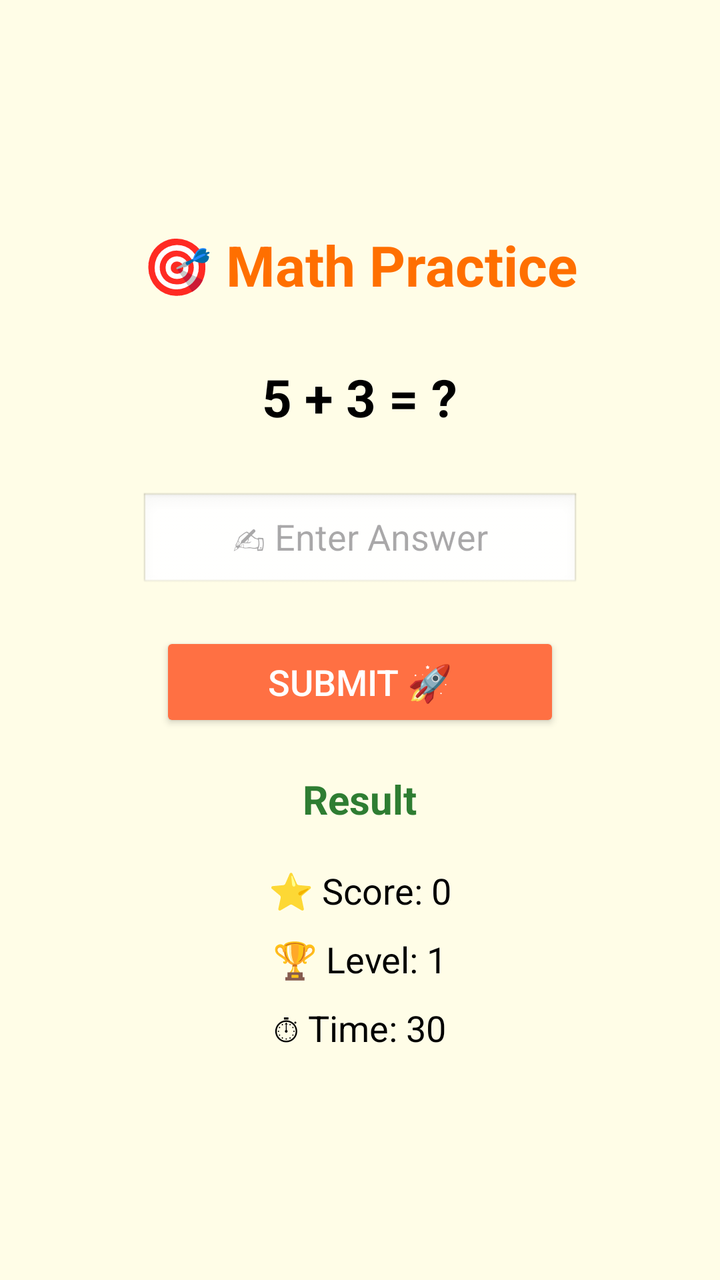
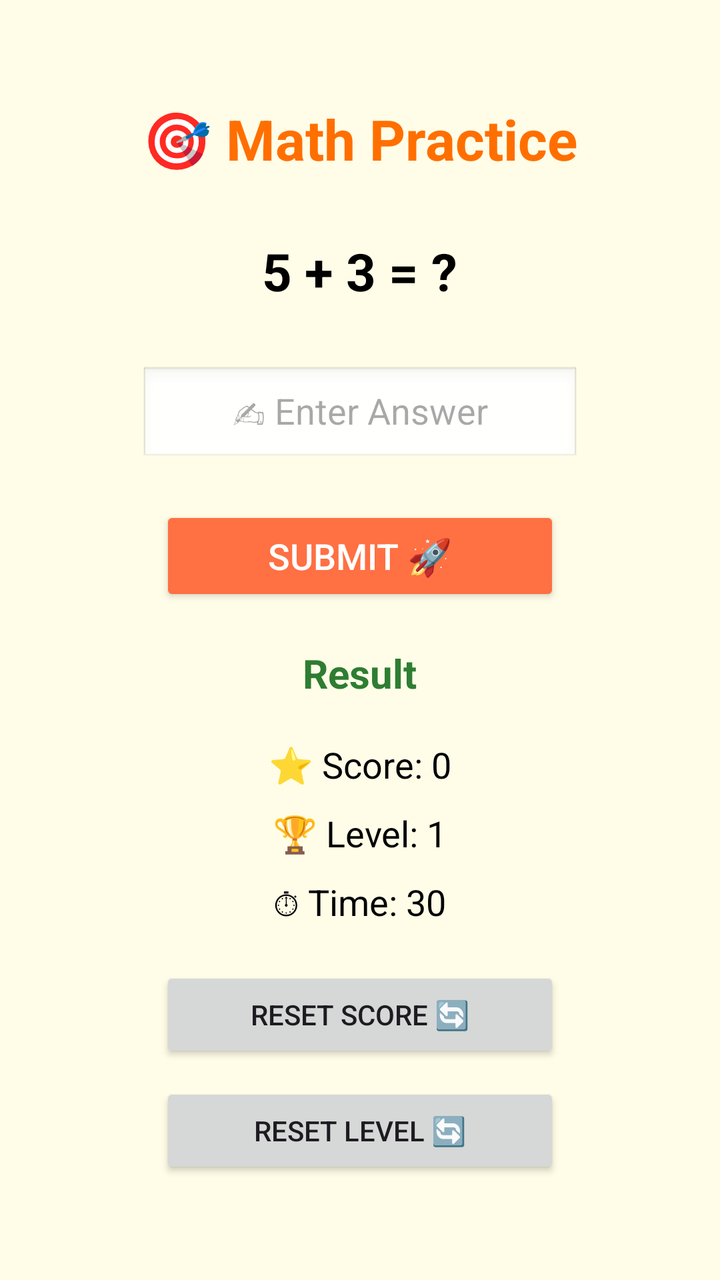

Screens rendered from an Android XML layout before and after an edit, with the pre-edit source and the edit as a unified diff.
<!-- AndroidManifest.xml: application theme Theme.MathMasterKids -->
<!-- res/layout/activity_main.xml -->
<?xml version="1.0" encoding="utf-8"?>
<LinearLayout
    xmlns:android="http://schemas.android.com/apk/res/android"
    android:layout_width="match_parent"
    android:layout_height="match_parent"
    android:orientation="vertical"
    android:gravity="center"
    android:background="#FFFDE7"
    android:padding="24dp">

    
    <TextView
        android:id="@+id/titleText"
        android:layout_width="wrap_content"
        android:layout_height="wrap_content"
        android:text="🎯 Math Practice"
        android:textSize="28sp"
        android:textStyle="bold"
        android:textColor="#FF6F00"
        android:layout_marginBottom="30dp"/>

    
    <TextView
        android:id="@+id/questionText"
        android:layout_width="wrap_content"
        android:layout_height="wrap_content"
        android:text="5 + 3 = ?"
        android:textSize="26sp"
        android:textStyle="bold"
        android:textColor="#000000"
        android:layout_marginBottom="30dp"/>

    
    <EditText
        android:id="@+id/answerInput"
        android:layout_width="220dp"
        android:layout_height="50dp"
        android:hint="✍ Enter Answer"
        android:textSize="18sp"
        android:inputType="numberSigned"
        android:gravity="center"
        android:background="@android:drawable/edit_text"
        android:layout_marginBottom="20dp"/>

    
    <Button
        android:id="@+id/submitBtn"
        android:layout_width="200dp"
        android:layout_height="50dp"
        android:text="Submit 🚀"
        android:textSize="18sp"
        android:textColor="#FFFFFF"
        android:backgroundTint="#FF7043"
        android:layout_marginBottom="20dp"/>

    
    <TextView
        android:id="@+id/resultText"
        android:layout_width="wrap_content"
        android:layout_height="wrap_content"
        android:text="Result"
        android:textSize="20sp"
        android:textStyle="bold"
        android:textColor="#2E7D32"
        android:layout_marginBottom="20dp"/>

    
    <TextView
        android:id="@+id/scoreText"
        android:layout_width="wrap_content"
        android:layout_height="wrap_content"
        android:text="⭐ Score: 0"
        android:textSize="18sp"
        android:textColor="#000000"
        android:layout_marginBottom="10dp"/>

    
    <TextView
        android:id="@+id/levelText"
        android:layout_width="wrap_content"
        android:layout_height="wrap_content"
        android:text="🏆 Level: 1"
        android:textSize="18sp"
        android:textColor="#000000"
        android:layout_marginBottom="10dp"/>

    
    <TextView
        android:id="@+id/timerText"
        android:layout_width="wrap_content"
        android:layout_height="wrap_content"
        android:text="⏱ Time: 30"
        android:textSize="18sp"
        android:textColor="#000000"/>

</LinearLayout>
<!-- resources referenced by this layout -->
<resources>
  <style name="Theme.MathMasterKids" parent="Base.Theme.MathMasterKids" />
  <style name="Base.Theme.MathMasterKids" parent="Theme.Material3.DayNight.NoActionBar">
          
          
      </style>
</resources>

<!-- the commit's change to res/layout/activity_main.xml (unified diff, before → after) -->
@@ -93,4 +93,18 @@
         android:textSize="18sp"
         android:textColor="#000000"/>
 
+    <Button
+        android:id="@+id/resetScoreBtn"
+        android:layout_width="200dp"
+        android:layout_height="wrap_content"
+        android:text="Reset Score 🔄"
+        android:layout_marginTop="20dp"/>
+
+    <Button
+        android:id="@+id/resetLevelBtn"
+        android:layout_width="200dp"
+        android:layout_height="wrap_content"
+        android:text="Reset Level 🔄"
+        android:layout_marginTop="10dp"/>
+
 </LinearLayout>
